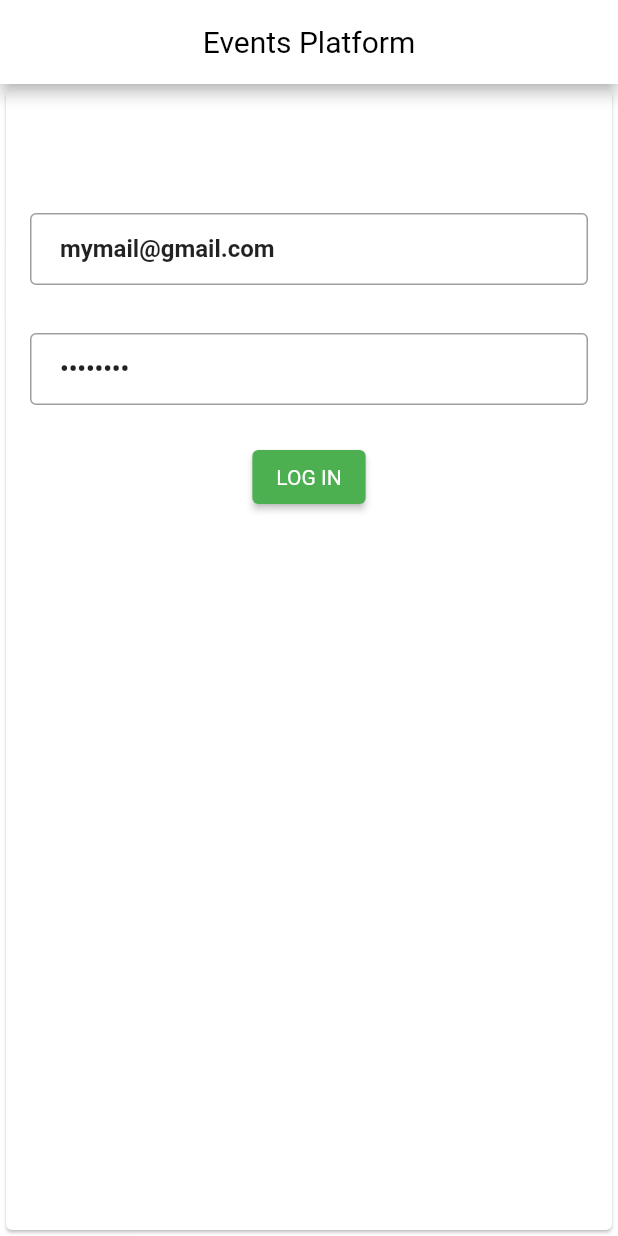
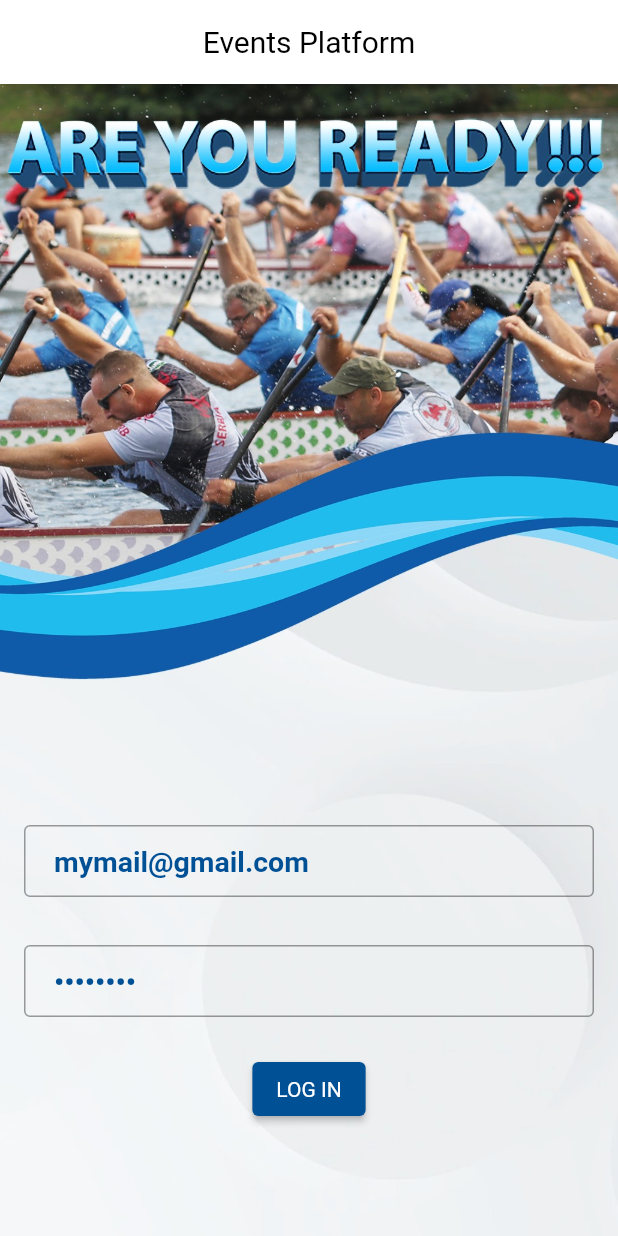
Before and after one commit to tranda/EurocupFrontEnd, a Flutter app: the screen it shows after launch, on a phone screen of 412 x 824 dp. Run offline on Flutter 3.47's test engine with Material 2 defaults, Android fonts, the phone set to English and light mode, and no system bars; our stand-ins replace image_picker; generated files the repository leaves out were written again.

Commit message:
adding background and changing theme colors

```diff
--- a/lib/src/app.dart
+++ b/lib/src/app.dart
@@ -72,20 +72,20 @@ class MyApp extends StatelessWidget {
                 foregroundColor: Colors.black //here you can give the text color
                 ),
             textTheme: const TextTheme(
-              headline1: TextStyle(fontSize: 21, fontWeight: FontWeight.bold),
-              headline2: TextStyle(fontSize: 19, fontWeight: FontWeight.bold),
-              headline3: TextStyle(fontSize: 17, fontWeight: FontWeight.normal),
-              headline4: TextStyle(fontSize: 14, fontWeight: FontWeight.normal),
-              bodyText1: TextStyle(fontSize: 16, fontWeight: FontWeight.bold),
-              bodyText2: TextStyle(fontSize: 12, color: Colors.grey),
-              subtitle1: TextStyle(
+              displayLarge: TextStyle(fontSize: 36, fontWeight: FontWeight.bold, color: Color.fromARGB(255, 0, 80, 150)),
+              displayMedium: TextStyle(fontSize: 32, fontWeight: FontWeight.bold, color: Color.fromARGB(255, 0, 80, 150)),
+              displaySmall: TextStyle(fontSize: 19, fontWeight: FontWeight.bold, color: Color.fromARGB(255, 0, 80, 150)),
+              headlineMedium: TextStyle(fontSize: 14, fontWeight: FontWeight.normal, color: Color.fromARGB(255, 0, 80, 150)),
+              bodyLarge: TextStyle(fontSize: 16, fontWeight: FontWeight.bold, color: Color.fromARGB(255, 255, 255, 255)),
+              bodyMedium: TextStyle(fontSize: 12, color: Color.fromARGB(255, 255, 255, 255)),
+              titleMedium: TextStyle(
                   fontSize: 12,
                   fontWeight: FontWeight.normal,
-                  color: Colors.black),
-              subtitle2: TextStyle(
+                   color: Color.fromARGB(255, 0, 80, 150)),
+              titleSmall: TextStyle(
                   fontSize: 18,
                   fontWeight: FontWeight.bold,
-                  color: Colors.grey,
+                  color: Color.fromARGB(255, 0, 80, 150),
                   height: 1.0),
             ),
             textButtonTheme: TextButtonThemeData(
@@ -94,7 +94,7 @@ class MyApp extends StatelessWidget {
                     (Set<MaterialState> states) {
                   return states.contains(MaterialState.disabled)
                       ? null
-                      : Colors.green;
+                      : const Color.fromARGB(255, 0, 80, 150);
                 }),
               ),
             ),
@@ -110,14 +110,14 @@ class MyApp extends StatelessWidget {
                     (Set<MaterialState> states) {
                   return states.contains(MaterialState.disabled)
                       ? null
-                      : Colors.green;
+                      : const Color.fromARGB(255, 0, 80, 150);
                 }),
               ),
             ),
           ),
 
           darkTheme: ThemeData.dark(),
-          themeMode: settingsController.themeMode,
+          themeMode: ThemeMode.light, //settingsController.themeMode, //
 
           // Define a function to handle named routes in order to support
           // Flutter web url navigation and deep linking.
--- a/lib/src/common.dart
+++ b/lib/src/common.dart
@@ -25,4 +25,4 @@ const double bigSpace = 50;
 const double cornerRadius = 4;
 const double iconSize = 24;
 
-const List<Color> competitionColor = [Color.fromARGB(50, 200, 50, 0), Color.fromARGB(50, 50, 200, 0)];
+const List<Color> competitionColor = [Color.fromARGB(255, 15, 91, 169), Color.fromARGB(255, 32, 188, 237)];
--- a/lib/src/login_view.dart
+++ b/lib/src/login_view.dart
@@ -21,26 +21,28 @@ class LoginView extends StatelessWidget {
     passwordController.text = TEST ? testPassword : "";
     return Scaffold(
       appBar: appBar(title: 'Events Platform'),
-      body: Center(
+      body: Container(
+        decoration: const BoxDecoration(
+            image: DecorationImage(
+                image: AssetImage('assets/images/naslovna-bck.jpg'),
+                fit: BoxFit.cover)),
         child: SizedBox(
           width: MediaQuery.of(context).size.width,
-          child: Card(
           child: Form(
             key: _formKey,
             child: Padding(
+              padding: const EdgeInsets.symmetric(horizontal: 8, vertical: 16),
+              child: Column(
+                mainAxisAlignment: MainAxisAlignment.end,
+                crossAxisAlignment: CrossAxisAlignment.center,
+                children: [
+                  Padding(
                     padding:
                         const EdgeInsets.symmetric(horizontal: 8, vertical: 16),
-                child: Column(
-                  crossAxisAlignment: CrossAxisAlignment.center,
-                  children: [
-                    const SizedBox(height: bigSpace),
-                    Padding(
-                      padding: const EdgeInsets.symmetric(
-                          horizontal: 8, vertical: 16),
                     child: TextFormField(
                       controller: usernameController,
                       decoration: buildStandardInputDecoration("Username"),
-                        style: Theme.of(context).textTheme.bodyText1,
+                      style: Theme.of(context).textTheme.displaySmall,
                       validator: (value) {
                         if (value == null || value.isEmpty) {
                           return 'Please enter your username';
@@ -50,13 +52,13 @@ class LoginView extends StatelessWidget {
                     ),
                   ),
                   Padding(
-                      padding: const EdgeInsets.symmetric(
-                          horizontal: 8, vertical: 16),
+                    padding:
+                        const EdgeInsets.symmetric(horizontal: 8, vertical: 16),
                     child: TextFormField(
                       controller: passwordController,
                       obscureText: true,
                       decoration: buildPasswordInputDecoration("Password"),
-                        style: Theme.of(context).textTheme.bodyText1,
+                      style: Theme.of(context).textTheme.displaySmall,
                       validator: (value) {
                         if (value == null || value.isEmpty) {
                           return 'Please enter your password';
@@ -98,8 +100,10 @@ class LoginView extends StatelessWidget {
                       ),
                     ),
                   ),
+                  const SizedBox(
+                    height: bigSpace,
+                  ),
                 ],
-                ),
               ),
             ),
           ),
```
Also changed, not shown: lib/src/athletes/athlete_detail_view.dart (+26 -16 lines), lib/src/athletes/athlete_list_view.dart (+12 -5 lines), lib/src/crews/athlete_picker_view.dart (+11 -6 lines), lib/src/crews/crew_detail_view.dart (+18 -7 lines), lib/src/crews/crew_list_view.dart (+14 -8 lines), lib/src/home_page_view.dart (+41 -12 lines), assets/images/bck.jpg (added), assets/images/naslovna-bck.jpg (added), 1 other file. Lines whose indentation alone changed are shown as unchanged.
